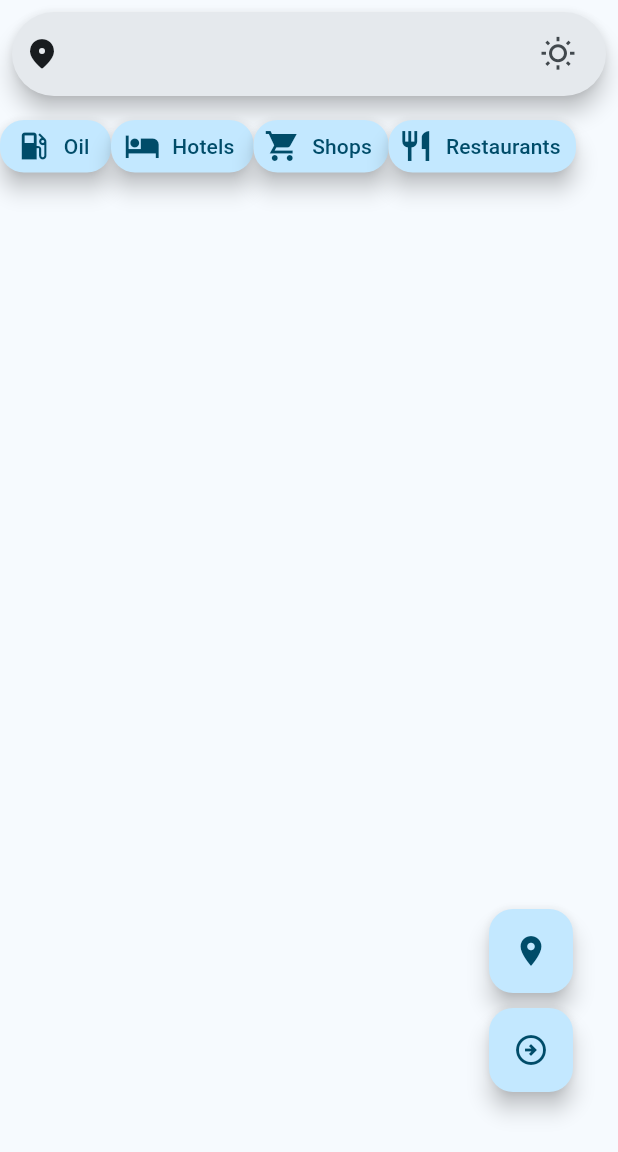
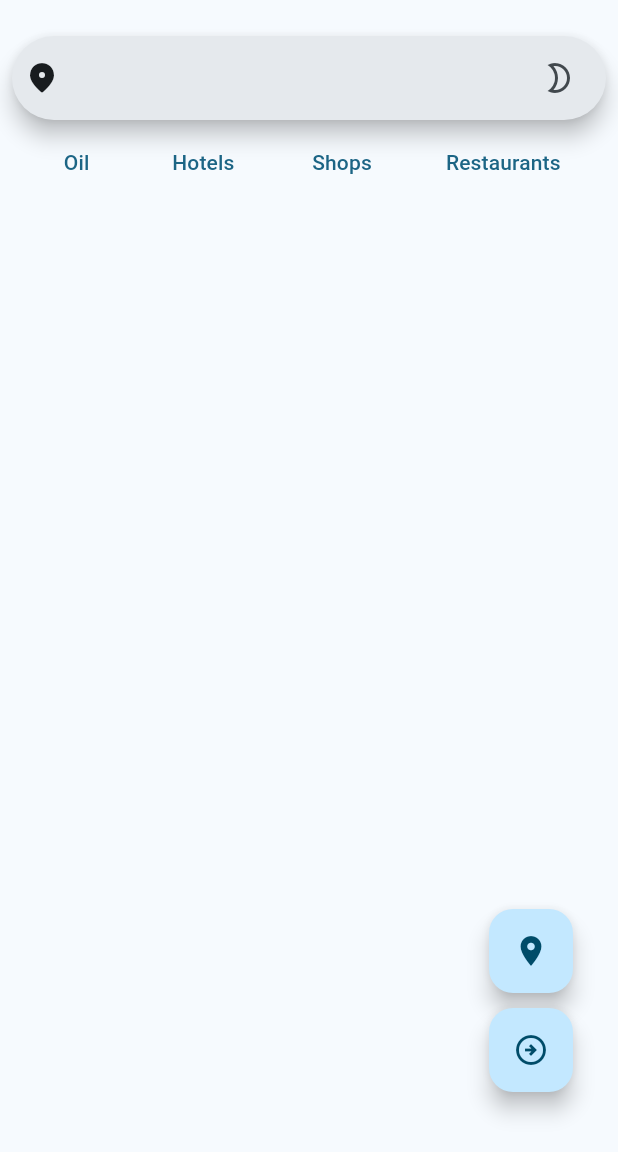
Before and after one commit to KeepCalmAndProgram/test_google_maps, a Flutter app: the GoogleMapsScreen screen opened directly, after a tap on the "wb sunny" icon, on a phone screen of 412 x 824 dp, the part 84-1236 px from its top. Run offline on Flutter 3.47's test engine with Material 2 defaults, Android fonts, the phone set to English and light mode, and no system bars.

Commit message:
Changing theme using provider

```diff
--- /dev/null
+++ b/lib/task3/providers/theme_provider.dart
@@ -0,0 +1,10 @@
+import 'package:flutter/material.dart';
+
+class ThemeProvider extends ChangeNotifier {
+  bool isDark = false;
+
+  void changeTheme() {
+    isDark = !isDark;
+    notifyListeners();
+  }
+}
--- a/lib/task3/screen/google_maps_screen.dart
+++ b/lib/task3/screen/google_maps_screen.dart
@@ -1,4 +1,3 @@
-import 'package:flutter/cupertino.dart';
 import 'package:flutter/material.dart';
 import 'package:test_google_maps/task3/widgets/custom_button.dart';
 import 'package:test_google_maps/task3/widgets/custom_search_bar.dart';
@@ -22,10 +21,17 @@ class _GoogleMapsScreenState extends State<GoogleMapsScreen> {
       ),
       body: Stack(
         children: [
-          const CustomSearchBar(),
           const Positioned(
-            top: 80,
+            top: 16,
+            left: 0,
+            right: 0,
+            child: Column(
+              children: [
+                CustomSearchBar(),
+                SizedBox(
+                  height: 40,
                   child: Row(
+                    mainAxisSize: MainAxisSize.min,
                     mainAxisAlignment: MainAxisAlignment.spaceBetween,
                     children: [
                       CustomButton(
@@ -55,6 +61,9 @@ class _GoogleMapsScreenState extends State<GoogleMapsScreen> {
                     ],
                   ),
                 ),
+              ],
+            ),
+          ),
           Positioned(
             bottom: 40,
             right: 30,
--- a/lib/task3/widgets/custom_button.dart
+++ b/lib/task3/widgets/custom_button.dart
@@ -1,6 +1,4 @@
-import 'package:flutter/cupertino.dart';
 import 'package:flutter/material.dart';
-
 
 class CustomButton extends StatelessWidget {
   const CustomButton({
@@ -21,10 +19,9 @@ class CustomButton extends StatelessWidget {
     return SizedBox(
       height: height,
       width: width,
-      child: FloatingActionButton.extended(
+      child: TextButton(
         onPressed: () {},
-        label: Text(text),
-        icon: Icon(icon),
+        child: Text(text),
       ),
     );
   }
--- a/lib/task3/widgets/custom_search_bar.dart
+++ b/lib/task3/widgets/custom_search_bar.dart
@@ -1,7 +1,6 @@
-import 'package:flutter/cupertino.dart';
 import 'package:flutter/material.dart';
-
-import '../../task2/providers/increment_provider.dart';
+import 'package:provider/provider.dart';
+import 'package:test_google_maps/task3/providers/theme_provider.dart';
 
 class CustomSearchBar extends StatefulWidget {
   const CustomSearchBar({Key? key}) : super(key: key);
@@ -15,12 +14,7 @@ class _CustomSearchBarState extends State<CustomSearchBar> {
 
   @override
   Widget build(BuildContext context) {
-    final ThemeData themeData = ThemeData(
-        useMaterial3: true,
-        brightness: isDark ? Brightness.dark : Brightness.light);
-
-    return Scaffold(
-      body: Padding(
+    return Padding(
         padding: const EdgeInsets.all(8.0),
         child: SearchAnchor(
           builder: (BuildContext context, SearchController controller) {
@@ -37,13 +31,8 @@ class _CustomSearchBarState extends State<CustomSearchBar> {
                 Tooltip(
                   message: 'Change brightness mode',
                   child: IconButton(
-                    isSelected: isDark,
-                    onPressed: () {
-            IncrementProvider(key: null, child: isDark,);
-                     // setState(() {
-                      //  isDark = !isDark;
-                     // });
-                    },
+                    isSelected: context.watch<ThemeProvider>().isDark,
+                    onPressed: context.read<ThemeProvider>().changeTheme,
                     icon: const Icon(Icons.wb_sunny_outlined),
                     selectedIcon: const Icon(Icons.brightness_2_outlined),
                   ),
@@ -71,7 +60,6 @@ class _CustomSearchBarState extends State<CustomSearchBar> {
             );
           },
         ),
-      ),
-    );
+      );
   }
 }
```
Lines whose indentation alone changed are shown as unchanged.
